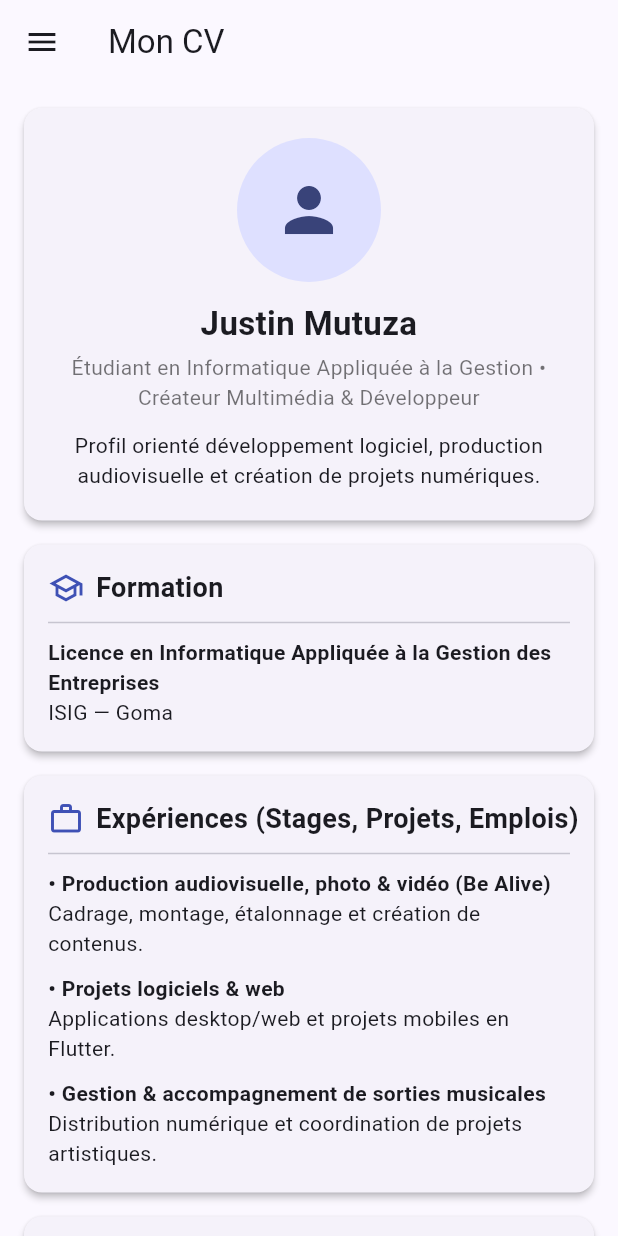
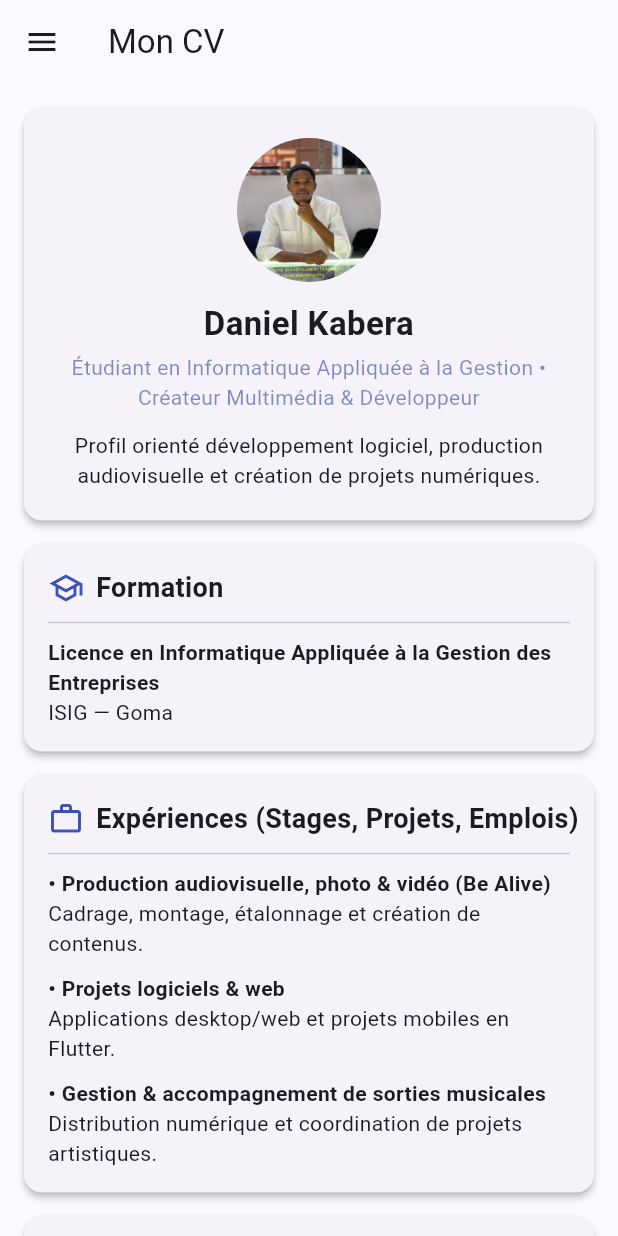
Before and after one commit to danielkabera/cv_flutter_daniel, a Flutter app: the HomeShell screen opened directly, on a phone screen of 412 x 824 dp. Run offline on Flutter 3.47's test engine with Material 3 defaults, Android fonts, the phone set to English and light mode, and no system bars.

Commit message:
TP CV Flutter - Daniel Kabera

```diff
--- a/lib/pages/cv_page.dart
+++ b/lib/pages/cv_page.dart
@@ -56,18 +56,18 @@ class CvPage extends StatelessWidget {
                     radius: 48,
                     // Si tu ajoutes assets/images/profil.jpg dans pubspec.yaml :
                     // backgroundImage: AssetImage('assets/images/profil.jpg'),
-                    child: Icon(Icons.person, size: 48),
+                    backgroundImage: AssetImage('assets/images/profile.jpg'),
                   ),
                   const SizedBox(height: 12),
                   const Text(
-                    'Justin Mutuza',
+                    'Daniel Kabera',
                     style: TextStyle(fontSize: 22, fontWeight: FontWeight.bold),
                     textAlign: TextAlign.center,
                   ),
                   const SizedBox(height: 4),
                   const Text(
                     'Étudiant en Informatique Appliquée à la Gestion • Créateur Multimédia & Développeur',
-                    style: TextStyle(fontSize: 14, color: Colors.black54),
+                    style: TextStyle(fontSize: 14, color: Color.fromARGB(137, 23, 53, 137)),
                     textAlign: TextAlign.center,
                   ),
                   const SizedBox(height: 12),
@@ -152,7 +152,7 @@ class CvPage extends StatelessWidget {
                   style: TextStyle(fontWeight: FontWeight.bold),
                 ),
                 const SizedBox(height: 6),
-                const Text('• Français (courant)\n• Anglais (en progression active)'),
+                const Text('• Français (courant)\n• Anglais (courant)'),
               ],
             ),
           ),
--- a/pubspec.yaml
+++ b/pubspec.yaml
@@ -58,7 +58,7 @@ flutter:
   uses-material-design: true
 
   assets:
-    - assets/images/
+    -  assets/images/
 
   # To add assets to your application, add an assets section, like this:
   # assets:
```
Also changed, not shown: assets/images/profil.jpg (deleted), assets/images/profile.jpg (added), screenshoot/2.PNG (added), screenshoot/3.PNG (added), screenshoot/4.PNG (added), screenshoot/5.PNG (added), screenshoot/6.PNG (added), screenshoot/CV TP1.PNG (added).
